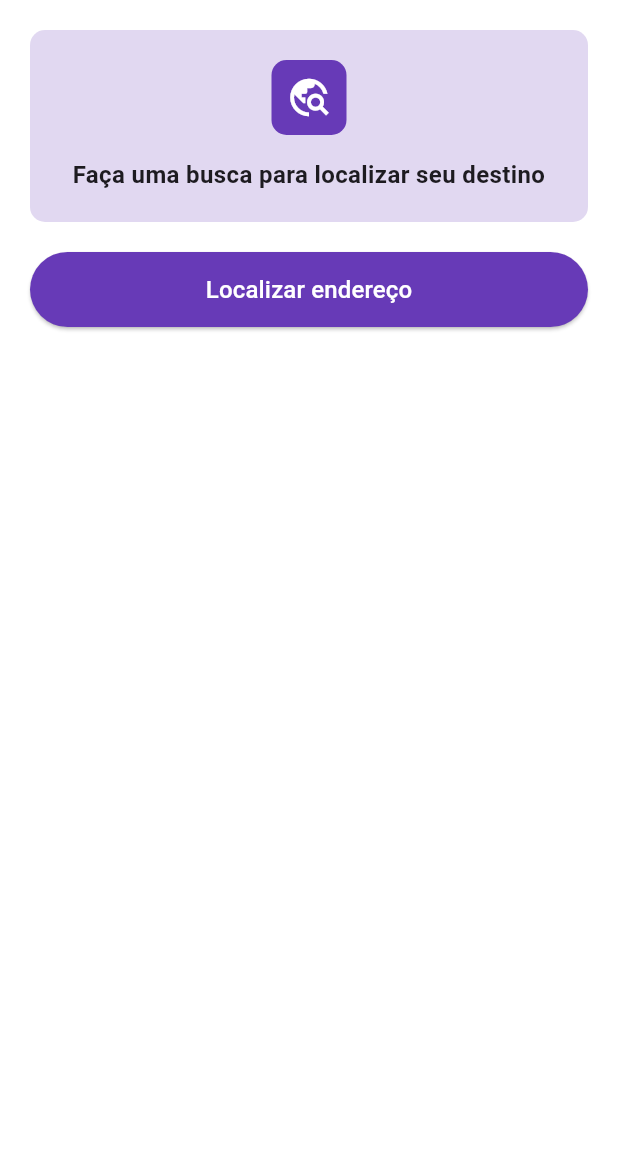
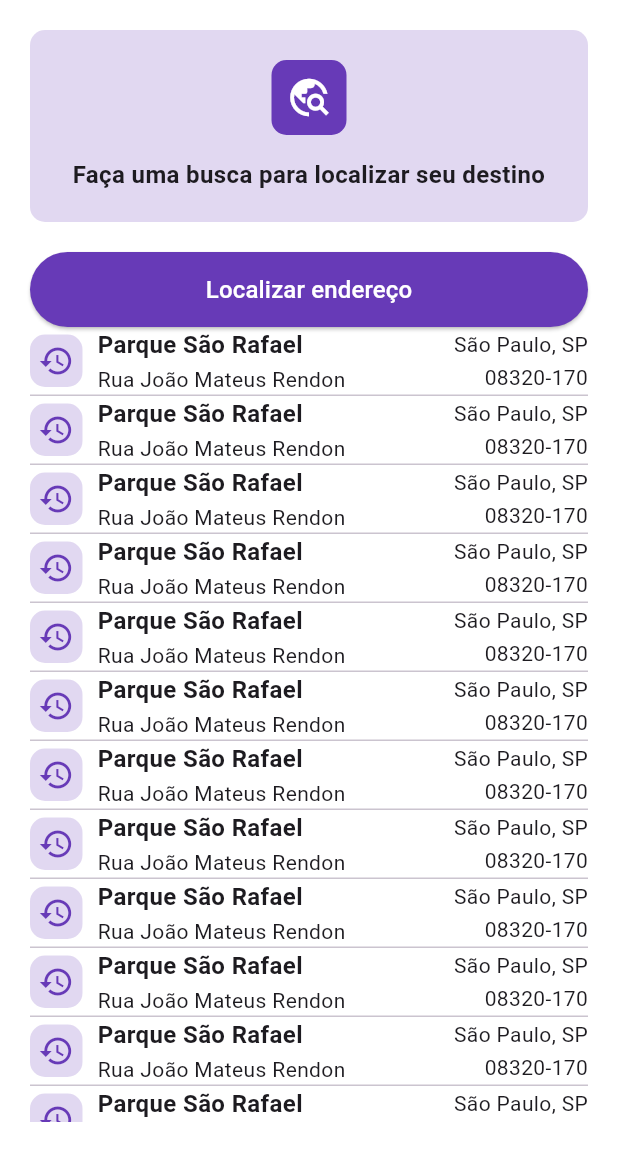
Before and after one commit to DanielMendesDoAmaralLivance/desenvolvimento-sistemas-moveis-e-distribuidos-av1, a Flutter app: the screen it shows after launch, on a phone screen of 412 x 824 dp, the part 84-1236 px from its top. Run offline on Flutter 3.47's test engine with Material 3 defaults, Android fonts, the phone set to English and light mode, and no system bars; our stand-ins replace dio, flutter_mobx, mobx; generated files the repository leaves out were written again.

Commit message:
cria componente de lista de endereços

```diff
--- a/lib/src/modules/home/components/last_searched_address_data.dart
+++ b/lib/src/modules/home/components/last_searched_address_data.dart
@@ -14,7 +14,7 @@ class LastSearchedAddressData extends StatelessWidget {
       padding: const EdgeInsets.all(16.0),
       decoration: BoxDecoration(
         color: AppColors.themeLight,
-        borderRadius: BorderRadius.circular(8.0),
+        borderRadius: BorderRadius.circular(10),
       ),
       child: Column(
         crossAxisAlignment: CrossAxisAlignment.start,
--- a/lib/src/modules/home/page/home_page.dart
+++ b/lib/src/modules/home/page/home_page.dart
@@ -1,8 +1,11 @@
 import 'package:fast_location/src/modules/home/components/last_searched_address_data.dart';
 import 'package:fast_location/src/modules/home/components/last_searched_address_empty_state.dart';
 import 'package:fast_location/src/modules/home/controller/home_controller.dart';
+import 'package:fast_location/src/modules/home/model/address_model.dart';
 import 'package:fast_location/src/shared/colors/app_colors.dart';
-import 'package:fast_location/src/shared/components/appbar/custom_app_bar.dart';
+import 'package:fast_location/src/shared/components/address_list/address_list.dart';
+import 'package:fast_location/src/shared/components/address_list/address_list_item.dart';
+import 'package:fast_location/src/shared/components/app_bar/custom_app_bar.dart';
 import 'package:flutter/material.dart';
 import 'package:flutter_mobx/flutter_mobx.dart';
 
@@ -29,6 +32,116 @@ class _HomePageState extends State<HomePage> {
             _buildLastSearchedAddressSection(),
             const SizedBox(height: 20),
             _buildSearchAddressButton(),
+            AddressList(
+              addresses: [
+                AddressModel(
+                  zipCode: "08320-170",
+                  publicPlace: "Rua João Mateus Rendon",
+                  neighborhood: "Parque São Rafael",
+                  locality: "São Paulo",
+                  state: "SP",
+                ),
+                AddressModel(
+                  zipCode: "08320-170",
+                  publicPlace: "Rua João Mateus Rendon",
+                  neighborhood: "Parque São Rafael",
+                  locality: "São Paulo",
+                  state: "SP",
+                ),
+                AddressModel(
+                  zipCode: "08320-170",
+                  publicPlace: "Rua João Mateus Rendon",
+                  neighborhood: "Parque São Rafael",
+                  locality: "São Paulo",
+                  state: "SP",
+                ),
+                AddressModel(
+                  zipCode: "08320-170",
+                  publicPlace: "Rua João Mateus Rendon",
+                  neighborhood: "Parque São Rafael",
+                  locality: "São Paulo",
+                  state: "SP",
+                ),
+
+                AddressModel(
+                  zipCode: "08320-170",
+                  publicPlace: "Rua João Mateus Rendon",
+                  neighborhood: "Parque São Rafael",
+                  locality: "São Paulo",
+                  state: "SP",
+                ),
+                AddressModel(
+                  zipCode: "08320-170",
+                  publicPlace: "Rua João Mateus Rendon",
+                  neighborhood: "Parque São Rafael",
+                  locality: "São Paulo",
+                  state: "SP",
+                ),
+                AddressModel(
+                  zipCode: "08320-170",
+                  publicPlace: "Rua João Mateus Rendon",
+                  neighborhood: "Parque São Rafael",
+                  locality: "São Paulo",
+                  state: "SP",
+                ),
+                AddressModel(
+                  zipCode: "08320-170",
+                  publicPlace: "Rua João Mateus Rendon",
+                  neighborhood: "Parque São Rafael",
+                  locality: "São Paulo",
+                  state: "SP",
+                ),
+                AddressModel(
+                  zipCode: "08320-170",
+                  publicPlace: "Rua João Mateus Rendon",
+                  neighborhood: "Parque São Rafael",
+                  locality: "São Paulo",
+                  state: "SP",
+                ),
+                AddressModel(
+                  zipCode: "08320-170",
+                  publicPlace: "Rua João Mateus Rendon",
+                  neighborhood: "Parque São Rafael",
+                  locality: "São Paulo",
+                  state: "SP",
+                ),
+                AddressModel(
+                  zipCode: "08320-170",
+                  publicPlace: "Rua João Mateus Rendon",
+                  neighborhood: "Parque São Rafael",
+                  locality: "São Paulo",
+                  state: "SP",
+                ),
+                AddressModel(
+                  zipCode: "08320-170",
+                  publicPlace: "Rua João Mateus Rendon",
+                  neighborhood: "Parque São Rafael",
+                  locality: "São Paulo",
+                  state: "SP",
+                ),
+                AddressModel(
+                  zipCode: "08320-170",
+                  publicPlace: "Rua João Mateus Rendon",
+                  neighborhood: "Parque São Rafael",
+                  locality: "São Paulo",
+                  state: "SP",
+                ),
+                AddressModel(
+                  zipCode: "08320-170",
+                  publicPlace: "Rua João Mateus Rendon",
+                  neighborhood: "Parque São Rafael",
+                  locality: "São Paulo",
+                  state: "SP",
+                ),
+                AddressModel(
+                  zipCode: "08320-170",
+                  publicPlace: "Rua João Mateus Rendon",
+                  neighborhood: "Parque São Rafael",
+                  locality: "São Paulo",
+                  state: "SP",
+                ),
+              ],
+            ),
           ],
         ),
       ),
--- /dev/null
+++ b/lib/src/shared/components/address_list/address_list.dart
@@ -0,0 +1,23 @@
+import 'package:fast_location/src/modules/home/model/address_model.dart';
+import 'package:fast_location/src/shared/components/address_list/address_list_item.dart';
+import 'package:flutter/material.dart';
+
+class AddressList extends StatelessWidget {
+  final List<AddressModel> addresses;
+
+  const AddressList({super.key, required this.addresses});
+
+  @override
+  Widget build(BuildContext context) {
+    return Expanded(
+      child: ListView.separated(
+        shrinkWrap: true,
+        itemCount: addresses.length,
+        separatorBuilder: (context, index) => const Divider(height: 1),
+        itemBuilder: (context, index) {
+          return AddressListItem(address: addresses[index]);
+        },
+      ),
+    );
+  }
+}
--- /dev/null
+++ b/lib/src/shared/components/address_list/address_list_item.dart
@@ -0,0 +1,51 @@
+import 'package:fast_location/src/modules/home/model/address_model.dart';
+import 'package:fast_location/src/shared/colors/app_colors.dart';
+import 'package:flutter/material.dart';
+
+class AddressListItem extends StatelessWidget {
+  final AddressModel address;
+
+  const AddressListItem({super.key, required this.address});
+
+  @override
+  Widget build(BuildContext context) {
+    return Row(
+      children: [
+        Container(
+          width: 35,
+          height: 35,
+          decoration: BoxDecoration(
+            color: AppColors.themeLight,
+            borderRadius: BorderRadius.circular(10),
+          ),
+          child: const Icon(Icons.history, color: AppColors.theme, size: 24),
+        ),
+        const SizedBox(width: 10),
+        Expanded(
+          child: Column(
+            crossAxisAlignment: CrossAxisAlignment.start,
+            children: [
+              Text(
+                address.neighborhood,
+                style: TextStyle(fontWeight: FontWeight.bold, fontSize: 16),
+              ),
+              const SizedBox(height: 2),
+              Text(address.publicPlace, style: TextStyle(fontSize: 14)),
+            ],
+          ),
+        ),
+        Column(
+          crossAxisAlignment: CrossAxisAlignment.end,
+          children: [
+            Text(
+              "${address.locality}, ${address.state}",
+              style: TextStyle(fontSize: 14),
+            ),
+            const SizedBox(height: 2),
+            Text(address.zipCode, style: TextStyle(fontSize: 14)),
+          ],
+        ),
+      ],
+    );
+  }
+}
```
Also changed, not shown: lib/src/shared/components/app_bar/custom_app_bar.dart (renamed from lib/src/shared/components/appbar/custom_app_bar.dart).
